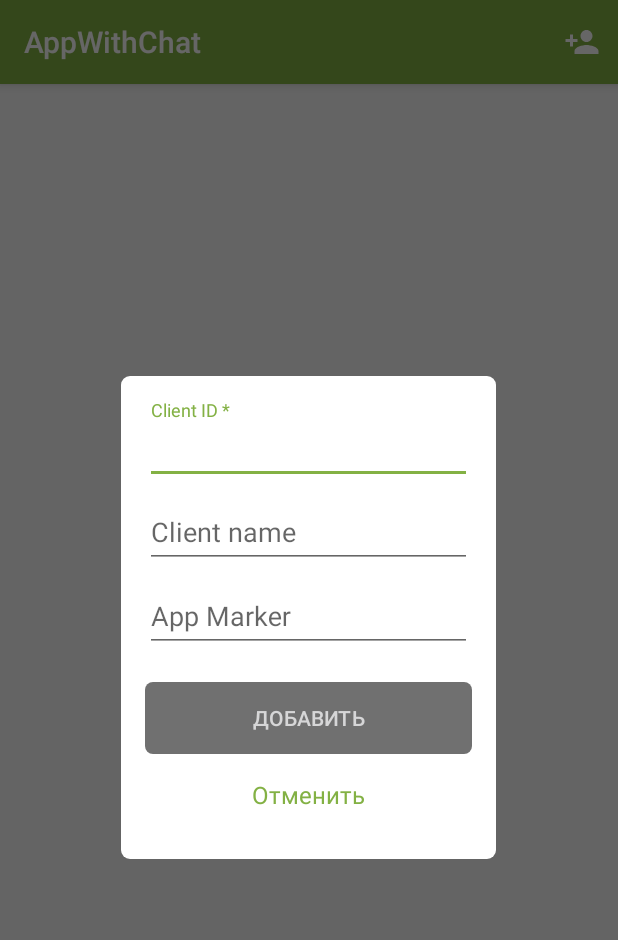
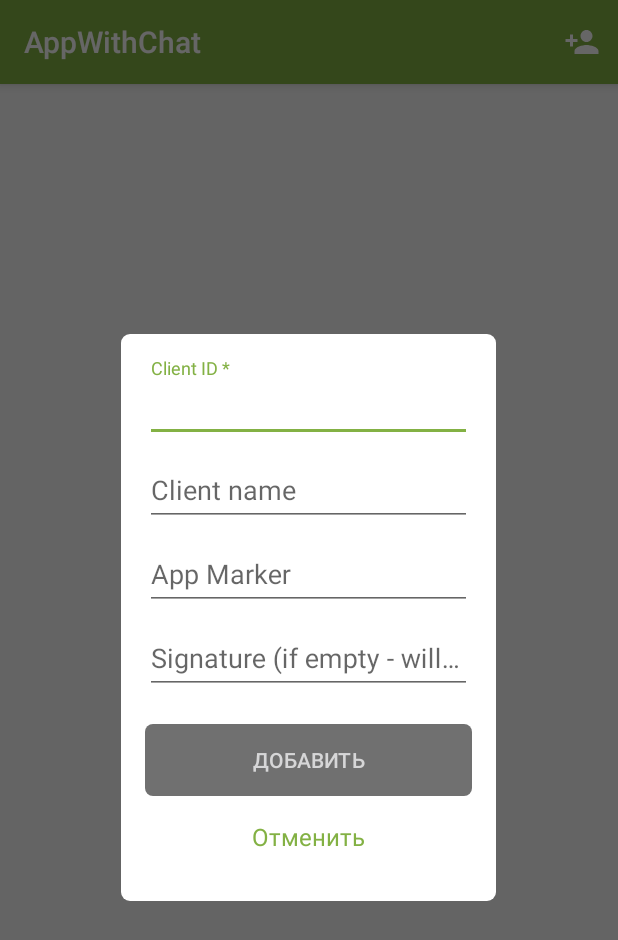
Before and after one commit to ThreadsMobileLib/edna-sdk-android, an Android app: the screen it shows after launch (MainActivity), after a tap on "Главная", on a phone screen of 412 x 824 dp. Shown: the top 940 px of the screen. Run offline under Robolectric (Android 15) with nearby library versions, the light colour scheme and no system bars; our stand-ins replace RxJava, data binding; libraries missing offline, so code that uses them is left out: com.azoft.carousellayoutmanager, com.mfms.android; 20 statements that could not run were skipped.

Commit message:
Release 2.48.0.1 AndroidX

```diff
--- a/app/src/main/AndroidManifest.xml
+++ b/app/src/main/AndroidManifest.xml
@@ -17,6 +17,7 @@
         android:icon="@mipmap/ic_launcher"
         android:label="@string/app_name1"
         android:theme="@style/AppTheme"
+        android:usesCleartextTraffic="true"
         tools:ignore="GoogleAppIndexingWarning">
 
         <activity
--- a/app/src/main/java/im/threads/android/core/ThreadsDemoApplication.java
+++ b/app/src/main/java/im/threads/android/core/ThreadsDemoApplication.java
@@ -15,9 +15,16 @@ import im.threads.controllers.ChatController;
 
 public class ThreadsDemoApplication extends MultiDexApplication {
 
+    private static Context appContext;
+
+    public static Context getAppContext() {
+        return appContext;
+    }
+
     @Override
     public void onCreate() {
         super.onCreate();
+        appContext = getApplicationContext();
 
         ChatController.setPendingIntentCreator(new ChatController.PendingIntentCreator() {
             @Override
@@ -43,7 +50,8 @@ public class ThreadsDemoApplication extends MultiDexApplication {
 
                         return BottomNavigationActivity.createPendingIntent(context, true,
                                 pushClientCard.getUserId(), pushClientCard.getUserName(),
-                                pushClientCard.getAppMarker(), chatDesign);
+                                pushClientCard.getAppMarker(), pushClientCard.getClientIdSignature(),
+                                chatDesign);
                     }
                 } else {
                     //This is an exaple of creating pending intent for single chat app
@@ -54,7 +62,8 @@ public class ThreadsDemoApplication extends MultiDexApplication {
 
                         return BottomNavigationActivity.createPendingIntent(context, true,
                                 pushClientCard.getUserId(), pushClientCard.getUserName(),
-                                pushClientCard.getAppMarker(), ChatBuilderHelper.ChatDesign.GREEN);
+                                pushClientCard.getAppMarker(), pushClientCard.getClientIdSignature(),
+                                ChatBuilderHelper.ChatDesign.GREEN);
                     }
                 }
 
--- a/app/src/main/java/im/threads/android/ui/CardsAdapter.java
+++ b/app/src/main/java/im/threads/android/ui/CardsAdapter.java
@@ -36,6 +36,7 @@ public class CardsAdapter extends RecyclerView.Adapter<CardsAdapter.ViewHolder>{
         holder.binding.clientId.setText(card.getUserId());
         holder.binding.clientName.setText(card.getUserName());
         holder.binding.appMarker.setText(card.getAppMarker());
+        holder.binding.clientIdSignature.setText(card.getClientIdSignature());
 
         holder.binding.removeCard.setOnClickListener(new View.OnClickListener() {
             @Override
--- a/app/src/main/java/im/threads/android/ui/MainActivity.java
+++ b/app/src/main/java/im/threads/android/ui/MainActivity.java
@@ -134,7 +134,7 @@ public class MainActivity extends AppCompatActivity implements AddCardDialog.Add
             PermissionChecker.requestPermissionsAndInit(CHAT_PERMISSIONS_REQUEST_CODE, this);
         } else {
             if (currentCard.getUserId() != null) {
-                ChatBuilderHelper.buildChatStyle(this, currentCard.getAppMarker(), currentCard.getUserId(), currentCard.getUserName(),
+                ChatBuilderHelper.buildChatStyle(this, currentCard.getAppMarker(), currentCard.getUserId(), currentCard.getClientIdSignature(), currentCard.getUserName(),
                         "", getCurrentDesign());
                 startActivity(new Intent(this, ChatActivity.class));
             } else {
@@ -153,7 +153,8 @@ public class MainActivity extends AppCompatActivity implements AddCardDialog.Add
     private void showChatAsFragment() {
         Card currentCard = getCurrentCard();
         if (currentCard.getUserId() != null) {
-            startActivity(BottomNavigationActivity.createIntent(this, currentCard.getAppMarker(), currentCard.getUserId(),
+            startActivity(BottomNavigationActivity.createIntent(this, currentCard.getAppMarker(),
+                    currentCard.getUserId(), currentCard.getClientIdSignature(),
                     currentCard.getUserName(), getCurrentDesign()));
         } else {
             displayError(R.string.error_empty_userid);
--- a/app/src/main/java/im/threads/android/utils/ChatBuilderHelper.java
+++ b/app/src/main/java/im/threads/android/utils/ChatBuilderHelper.java
@@ -39,9 +39,9 @@ public class ChatBuilderHelper {
         }
     }
 
-    public static ChatStyle buildChatStyle(final @NonNull Activity activity, final String appMarker, final @NonNull String clientId, String userName, final String data, ChatDesign design) {
+    public static ChatStyle buildChatStyle(final @NonNull Activity activity, final String appMarker, final @NonNull String clientId, String clientIdSignature, String userName, final String data, ChatDesign design) {
         ChatStyle.ChatStyleBuilder builder = ChatStyle.ChatStyleBuilder
-                .getBuilder(activity, clientId, userName, data) // в последнем параметре в виде строки можно передать любую дополнительную информацию, напр. "{balance:"1000.00", fio:"Vasya Pupkin"}"
+                .getBuilder(activity, clientId, clientIdSignature, userName, data) // в последнем параметре в виде строки можно передать любую дополнительную информацию, напр. "{balance:"1000.00", fio:"Vasya Pupkin"}"
                 .setAppMarker(appMarker)
                 .setDefaultFontBold(LATO_BOLD_FONT_PATH)
                 .setDefaultFontLight(LATO_LIGHT_FONT_PATH)
--- a/app/src/main/res/layout/dialog_add_card.xml
+++ b/app/src/main/res/layout/dialog_add_card.xml
@@ -13,7 +13,7 @@
         android:background="@drawable/rounded_background">
 
         <com.google.android.material.textfield.TextInputLayout
-            android:id="@+id/client_id_parent"
+            android:id="@+id/client_id_input_layout"
             android:layout_width="match_parent"
             android:layout_height="wrap_content">
 
@@ -46,6 +46,17 @@
                 android:hint="@string/app_marker_hint"/>
         </com.google.android.material.textfield.TextInputLayout>
 
+        <com.google.android.material.textfield.TextInputLayout
+            android:layout_width="match_parent"
+            android:layout_height="wrap_content">
+
+            <com.google.android.material.textfield.TextInputEditText
+                android:id="@+id/client_id_signature"
+                android:layout_width="match_parent"
+                android:layout_height="wrap_content"
+                android:hint="@string/client_id_signature_hint"/>
+        </com.google.android.material.textfield.TextInputLayout>
+
         <Button
             android:id="@+id/addButton"
             android:layout_width="match_parent"
--- a/app/src/main/res/values/colors.xml
+++ b/app/src/main/res/values/colors.xml
@@ -9,6 +9,7 @@
     <color name="gray">#707070</color>
     <color name="light_green">#B5D18F</color>
     <color name="lighter_blue">#aff0ff</color>
+    <color name="lighter_green">#ddff88</color>
 
     <!-- цвета для кастомизации -->
     <color name="threads_welcome_screen_title">@color/gray</color>
--- a/app/src/main/res/values/config.xml
+++ b/app/src/main/res/values/config.xml
@@ -1,4 +1,4 @@
 <?xml version="1.0" encoding="utf-8"?>
 <resources>
-
+    <string name="serverBaseUrl" translatable="false">SERVER_BASE_URL</string>
 </resources>
--- a/app/src/main/res/values/strings.xml
+++ b/app/src/main/res/values/strings.xml
@@ -13,6 +13,7 @@
     <string name="client_id_hint">Client ID *</string>
     <string name="client_name_hint">Client name</string>
     <string name="app_marker_hint">App Marker</string>
+    <string name="client_id_signature_hint">Signature (if empty - will load from server)</string>
     <string name="no_cards">Добавьте клиента</string>
     <string name="client_id_already_exist">Такой client_id уже существует</string>
     <string name="error_empty_userid">Пустой id пользователя</string>
@@ -62,5 +63,6 @@
     <string name="alt_threads_welcome_screen_title_text">Рады помочь Вам в VIP Чат</string>
     <string name="alt_threads_welcome_screen_subtitle_text">Отправьте ваш вопрос, и ваш персональный менеджер на него сразу ответит</string>
     <string name="alt_threads_input_hint">Введите Ваше сообщение</string>
+    <string name="get_signature_error">Не удалось получить подпись clientId</string>
 
 </resources>
```
Also changed, not shown: app/build.gradle (+8 -1 lines), app/src/main/java/im/threads/android/data/Card.java (+7 -1 lines), app/src/main/java/im/threads/android/network/AuthProvider.java (added, +11 -0 lines), app/src/main/java/im/threads/android/network/IServerAPI.java (added, +16 -0 lines), app/src/main/java/im/threads/android/network/ServerAPI.java (added, +50 -0 lines), app/src/main/java/im/threads/android/network/SignatureResponse.java (added, +10 -0 lines), app/src/main/java/im/threads/android/ui/AddCardDialog.java (+65 -5 lines), app/src/main/java/im/threads/android/ui/BottomNavigationActivity.java (+38 -30 lines), app/src/main/res/layout/item_card.xml (+10 -0 lines), 1 other file.
